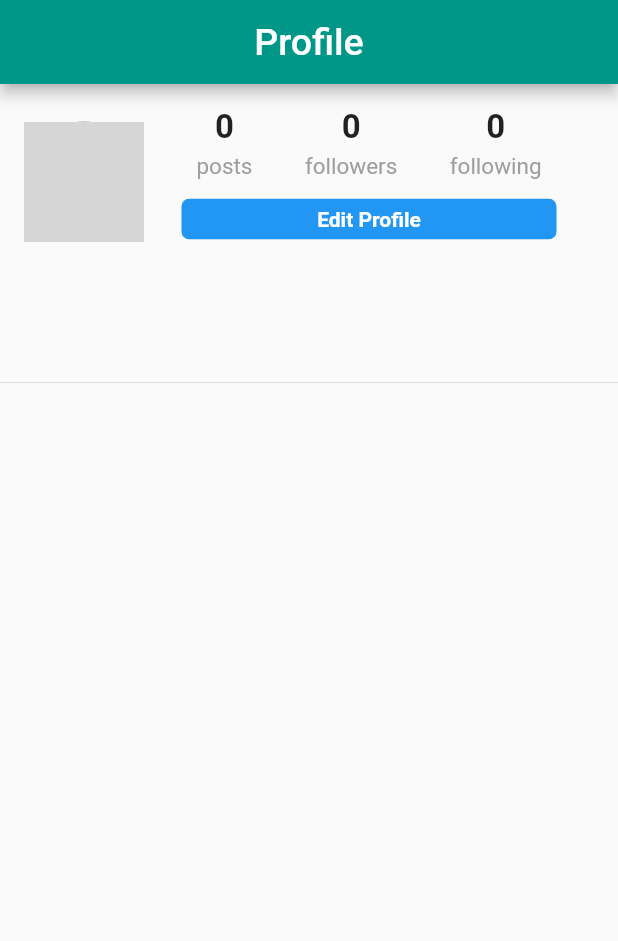
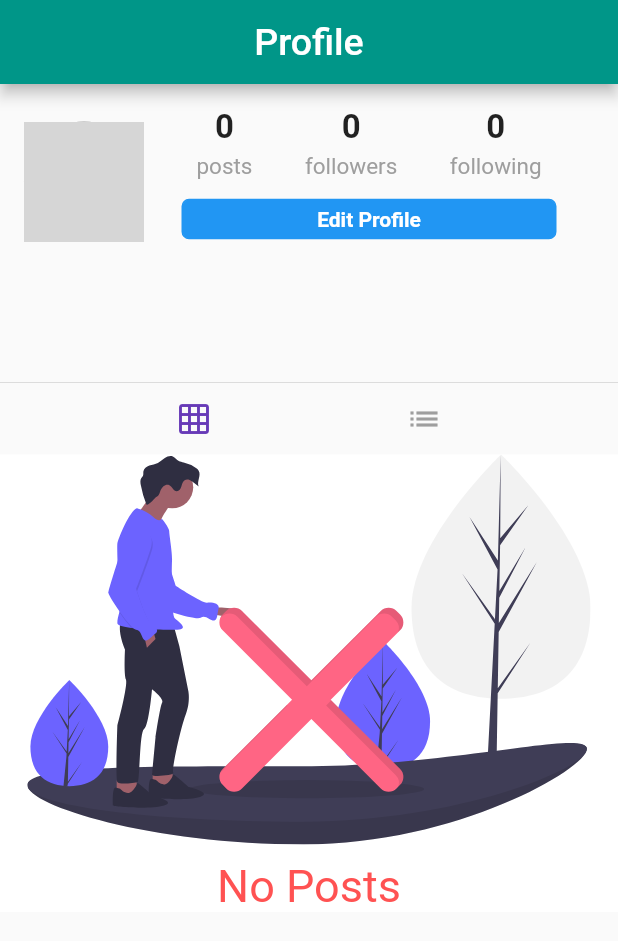
Before and after one commit to msebindavis/share, a Flutter app: the Profile screen opened directly, on a phone screen of 412 x 824 dp. Shown: the top 941 px of the screen. Run offline on Flutter 3.47's test engine with Material 2 defaults, Android fonts, the phone set to English and light mode, and no system bars; our stand-ins replace cached_network_image, cloud_firestore, firebase_storage, flutter_svg, geolocator, google_sign_in and 1 more; accounts and stored records are empty; network calls fail; grey boxes are pictures that could not be loaded.

Commit message:
profile page completed

```diff
--- a/lib/pages/profile.dart
+++ b/lib/pages/profile.dart
@@ -1,6 +1,7 @@
 import 'package:cached_network_image/cached_network_image.dart';
 import 'package:cloud_firestore/cloud_firestore.dart';
 import 'package:flutter/material.dart';
+import 'package:flutter_svg/svg.dart';
 import 'package:fluttershare/models/user.dart';
 import 'package:fluttershare/pages/edit_profile.dart';
 import 'package:fluttershare/pages/home.dart';
@@ -19,6 +20,7 @@ class Profile extends StatefulWidget {
 }
 
 class _ProfileState extends State<Profile> {
+   String postOrientation ='grid';
   final String currentUserId = currentUser?.id;
   bool isLoading = false;
   int postCount = 0;
@@ -195,7 +197,31 @@ class _ProfileState extends State<Profile> {
     if (isLoading) {
       return circularProgress();
     }
-    List<GridTile> gridTiles = [];
+
+    else if(postCount==0){
+
+    return  Container(
+      color:Colors.white,
+      child: Column(
+
+        mainAxisAlignment: MainAxisAlignment.center,
+        children: <Widget>[
+          SvgPicture.asset('assets/images/no_content.svg', height: 260.0,),
+          Padding(padding: EdgeInsets.only(top:10),),
+        Align(
+         child: Text('No Posts',
+         style: TextStyle(fontSize: 30,
+         color:Colors.redAccent
+         ),
+         ),
+         alignment:Alignment(0, -1)
+        )
+        ],
+      ),
+    );
+    }
+    else if(postOrientation=='grid') {
+      List<GridTile> gridTiles = [];
     posts.forEach((post) {
       gridTiles.add(GridTile(child: PostTile(post)));
     });
@@ -208,12 +234,40 @@ class _ProfileState extends State<Profile> {
       physics: NeverScrollableScrollPhysics(),
       children: gridTiles,
     );
-    // return ListView(
-    //   shrinkWrap: true,
-    //   children: posts,
-    // );
+
+    }
+    else if(postOrientation=='list'){
+      return Column(
+
+      children: posts,
+    );
+    }
+
   }
-
+buildTogglePostOrientation(){
+  return Row(
+    mainAxisAlignment: MainAxisAlignment.spaceEvenly,
+    children: <Widget>[
+      IconButton(
+        icon: Icon(Icons.grid_on),
+        color:postOrientation=='grid'?Theme.of(context).primaryColor:Colors.grey,
+        onPressed: (){
+          setState(() {
+            postOrientation='grid';
+          });
+        },
+      ),
+       IconButton(
+        icon: Icon(Icons.list),
+        color:postOrientation=='list'?Theme.of(context).primaryColor:Colors.grey,
+        onPressed: (){
+          setState(() {
+            postOrientation='list';
+          });
+        }
+      )
+  ],);
+}
   @override
   Widget build(BuildContext context) {
     return Scaffold(
@@ -225,6 +279,7 @@ class _ProfileState extends State<Profile> {
           Divider(
             height: 0.0,
           ),
+          buildTogglePostOrientation(),
           buildProfilePosts(),
         ],
       ),
```
Also changed, not shown: lib/widgets/post.dart (+7 -3 lines), lib/widgets/post_tile.dart (+7 -1 lines).
